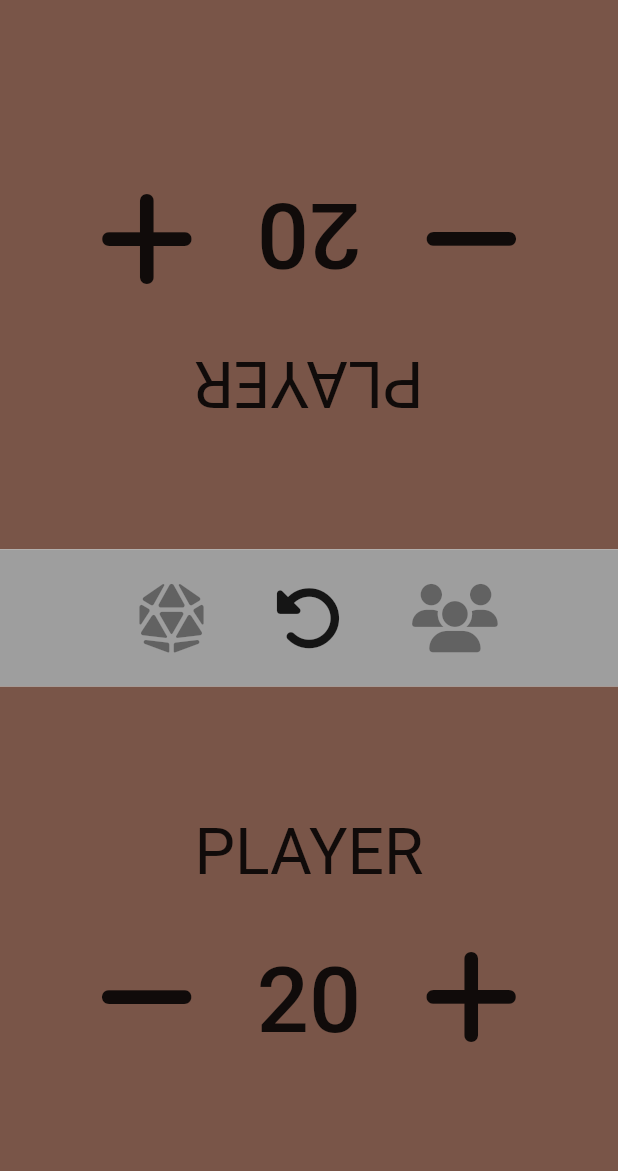
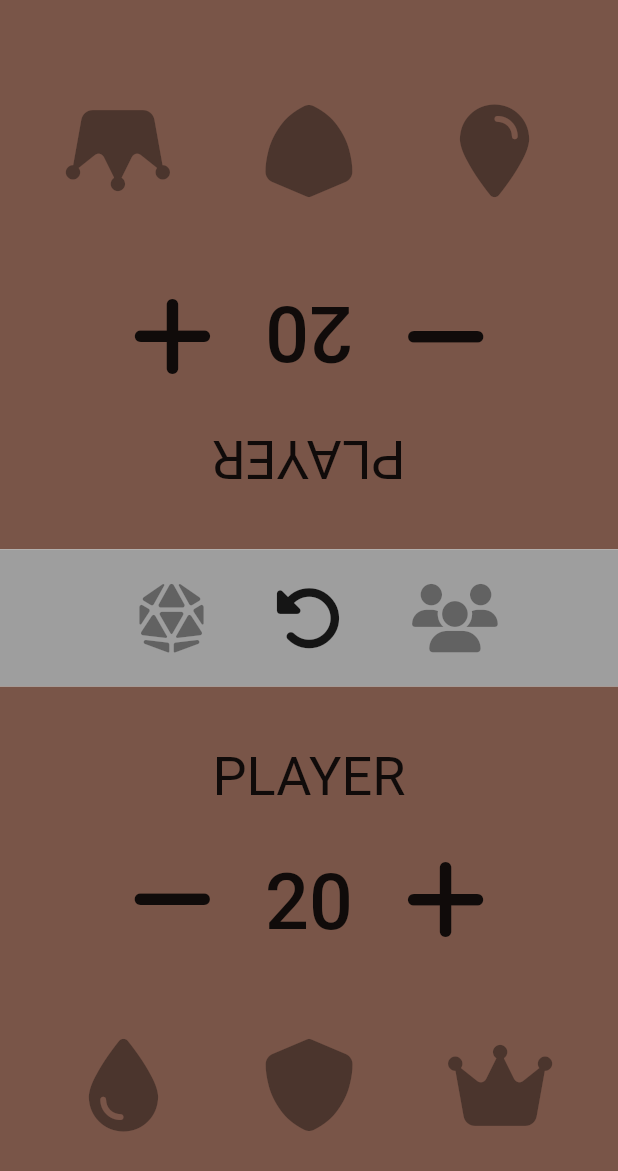
Before and after one commit to rozpo/moonfolk_back, a Flutter app: the GamePage screen opened directly, on a phone screen of 412 x 824 dp. Shown: the top 1171 px of the screen. Run offline on Flutter 3.47's test engine with Material 2 defaults, Android fonts, the light colour scheme and no system bars; our stand-ins replace flutter_svg, font_awesome_flutter, google_fonts; Roboto replaces fonts that are missing (Kanit).

Commit message:
Add action items for player shield

```diff
--- a/lib/modules/game/page/game_page.dart
+++ b/lib/modules/game/page/game_page.dart
@@ -119,10 +119,27 @@ class _PlayerWidgetState extends State<PlayerWidget> {
                       style: Theme.of(context).textTheme.titleLarge,
                     ),
                     IconButton(
-                        onPressed: () => setState(() {
-                              health++;
-                            }),
-                        icon: const Icon(FontAwesomeIcons.plus)),
+                      onPressed: () => setState(() {
+                        health++;
+                      }),
+                      icon: const Icon(FontAwesomeIcons.plus),
+                    ),
+                  ],
+                ),
+                Row(
+                  children: const [
+                    IconButton(
+                      onPressed: null,
+                      icon: Icon(FontAwesomeIcons.droplet),
+                    ),
+                    IconButton(
+                      onPressed: null,
+                      icon: Icon(FontAwesomeIcons.shield),
+                    ),
+                    IconButton(
+                      onPressed: null,
+                      icon: Icon(FontAwesomeIcons.crown),
+                    ),
                   ],
                 ),
               ],
```
